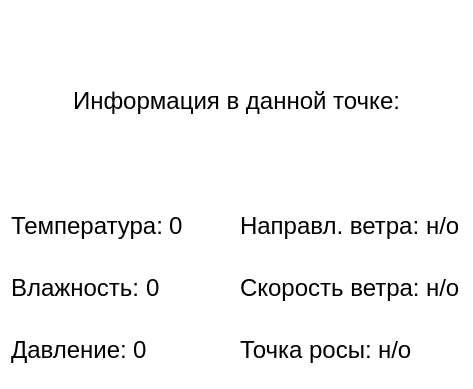
Above: weather_forecast/averagenum.ui from 3614N/weather-forecast before the change. Below: the same form after it.
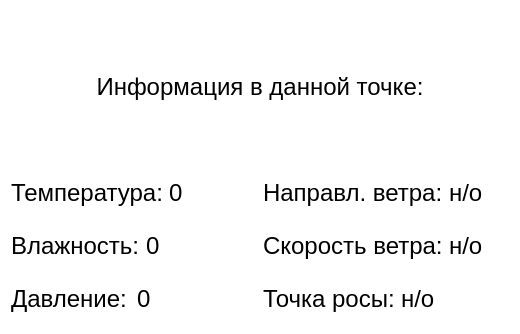
That is the form after the change.

Patch:
```diff
--- a/weather_forecast/averagenum.ui
+++ b/weather_forecast/averagenum.ui
@@ -6,8 +6,8 @@
    <rect>
     <x>0</x>
     <y>0</y>
-    <width>473</width>
-    <height>389</height>
+    <width>520</width>
+    <height>334</height>
    </rect>
   </property>
   <property name="windowTitle">
```
